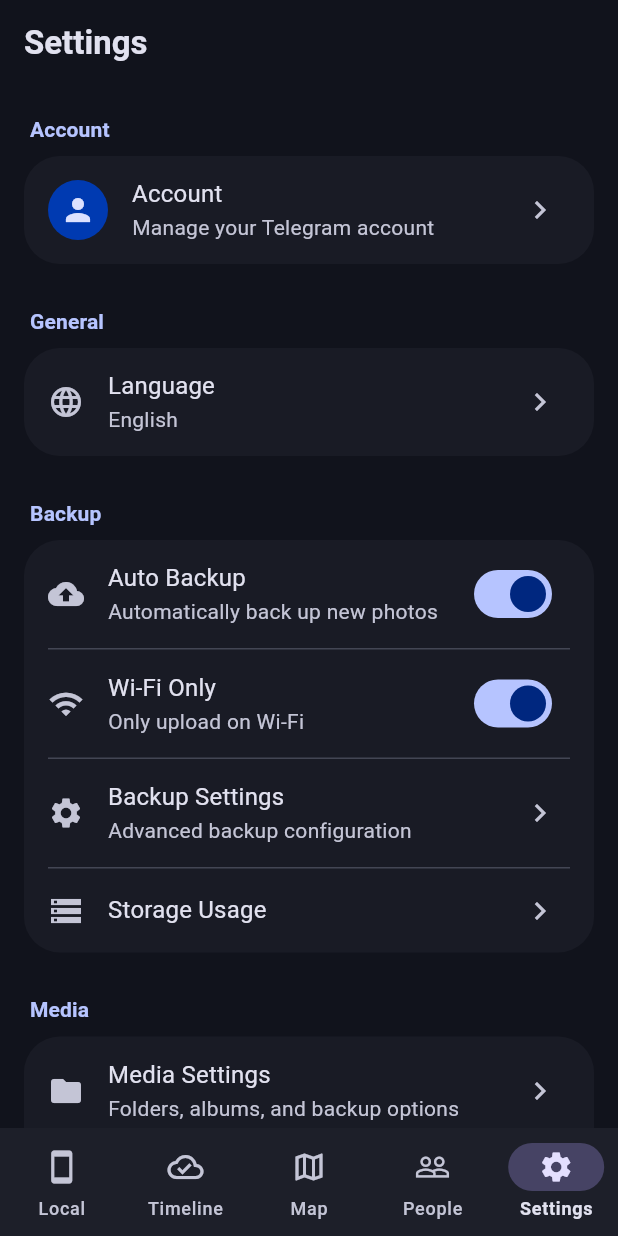
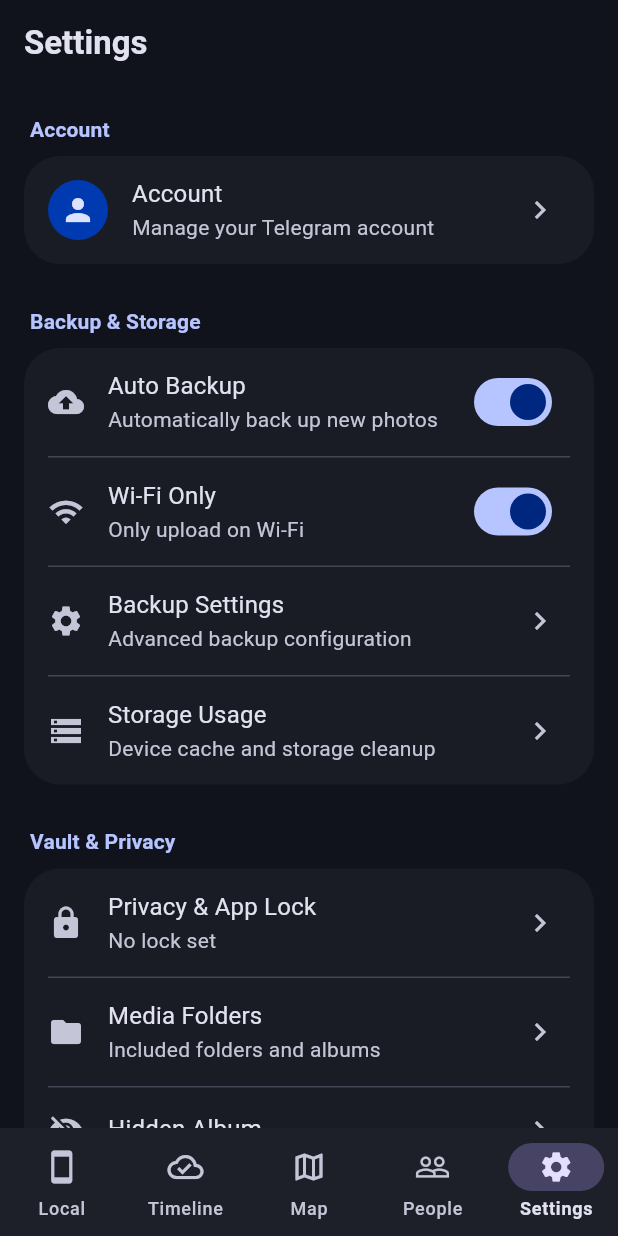
Before and after one commit to FakeAbid11/LumoVault, a Flutter app: the SettingsScreen screen opened by its route, on a phone screen of 412 x 824 dp. Run offline on Flutter 3.47's test engine with Material 3 defaults, Android fonts, the phone set to English and light mode, and no system bars; drawn by our look-alikes of dynamic_color; our stand-ins replace battery_plus, connectivity_plus, convert, device_info_plus, drift, flutter_local_notifications and 13 more; missing offline and left inert: flutter_map_marker_cluster, flutter_onnxruntime, photo_manager, sqlite3, tdlib, workmanager and 1 more; accounts and stored records are empty; generated files the repository leaves out were written again; statements that could not run were skipped.

Commit message:
feat(settings): reorganize settings into 5 cohesive Material 3 groups

```diff
--- a/lib/features/settings/presentation/screens/settings_screen.dart
+++ b/lib/features/settings/presentation/screens/settings_screen.dart
@@ -6,7 +6,7 @@ import '../../../../shared/widgets/settings_section_card.dart';
 import '../../data/models/app_settings.dart';
 import '../providers/settings_providers.dart';
 
-/// Main settings screen — navigation hub for all settings categories.
+/// Main settings screen — modern Material 3 navigation hub.
 class SettingsScreen extends ConsumerWidget {
   const SettingsScreen({super.key});
 
@@ -17,8 +17,9 @@ class SettingsScreen extends ConsumerWidget {
     return Scaffold(
       appBar: AppBar(title: const Text('Settings')),
       body: ListView(
+        padding: const EdgeInsets.only(top: 4, bottom: 32),
         children: [
-          const SizedBox(height: 4),
+          // ── Account Section ──
           SettingsSectionCard(
             title: 'Account',
             children: [
@@ -31,20 +32,10 @@ class SettingsScreen extends ConsumerWidget {
               ),
             ],
           ),
+
+          // ── Backup & Storage Section ──
           SettingsSectionCard(
-            title: 'General',
-            children: [
-              ListTile(
-                leading: const Icon(Icons.language),
-                title: const Text('Language'),
-                subtitle: Text(_languageName(settings.languageCode)),
-                trailing: const Icon(Icons.chevron_right),
-                onTap: () => context.push('/settings/general'),
-              ),
-            ],
-          ),
-          SettingsSectionCard(
-            title: 'Backup',
+            title: 'Backup & Storage',
             children: [
               SwitchListTile(
                 secondary: const Icon(Icons.backup),
@@ -78,18 +69,28 @@ class SettingsScreen extends ConsumerWidget {
               ListTile(
                 leading: const Icon(Icons.storage),
                 title: const Text('Storage Usage'),
+                subtitle: const Text('Device cache and storage cleanup'),
                 trailing: const Icon(Icons.chevron_right),
                 onTap: () => context.push('/settings/storage'),
               ),
             ],
           ),
+
+          // ── Vault & Privacy Section ──
           SettingsSectionCard(
-            title: 'Media',
+            title: 'Vault & Privacy',
             children: [
               ListTile(
+                leading: const Icon(Icons.lock),
+                title: const Text('Privacy & App Lock'),
+                subtitle: Text(_privacyStatus(settings)),
+                trailing: const Icon(Icons.chevron_right),
+                onTap: () => context.push('/settings/privacy'),
+              ),
+              ListTile(
                 leading: const Icon(Icons.folder),
-                title: const Text('Media Settings'),
-                subtitle: const Text('Folders, albums, and backup options'),
+                title: const Text('Media Folders'),
+                subtitle: const Text('Included folders and albums'),
                 trailing: const Icon(Icons.chevron_right),
                 onTap: () => context.push('/settings/media'),
               ),
@@ -113,8 +114,10 @@ class SettingsScreen extends ConsumerWidget {
               ),
             ],
           ),
+
+          // ── Preferences Section ──
           SettingsSectionCard(
-            title: 'Appearance',
+            title: 'Preferences',
             children: [
               ListTile(
                 leading: const Icon(Icons.palette),
@@ -123,23 +126,13 @@ class SettingsScreen extends ConsumerWidget {
                 trailing: const Icon(Icons.chevron_right),
                 onTap: () => context.push('/settings/appearance'),
               ),
-            ],
-          ),
-          SettingsSectionCard(
-            title: 'Privacy',
-            children: [
               ListTile(
-                leading: const Icon(Icons.lock),
-                title: const Text('Privacy'),
-                subtitle: Text(_privacyStatus(settings)),
+                leading: const Icon(Icons.language),
+                title: const Text('Language'),
+                subtitle: Text(_languageName(settings.languageCode)),
                 trailing: const Icon(Icons.chevron_right),
-                onTap: () => context.push('/settings/privacy'),
+                onTap: () => context.push('/settings/general'),
               ),
-            ],
-          ),
-          SettingsSectionCard(
-            title: 'Notifications',
-            children: [
               ListTile(
                 leading: const Icon(Icons.notifications),
                 title: const Text('Notifications'),
@@ -148,9 +141,17 @@ class SettingsScreen extends ConsumerWidget {
               ),
             ],
           ),
+
+          // ── About & System Section ──
           SettingsSectionCard(
-            title: 'Developer',
+            title: 'About & System',
             children: [
+              ListTile(
+                leading: const Icon(Icons.info_outline),
+                title: const Text('About LumoVault'),
+                trailing: const Icon(Icons.chevron_right),
+                onTap: () => context.push('/settings/about'),
+              ),
               ListTile(
                 leading: const Icon(Icons.code),
                 title: const Text('Developer Options'),
@@ -160,18 +161,6 @@ class SettingsScreen extends ConsumerWidget {
               ),
             ],
           ),
-          SettingsSectionCard(
-            title: 'About',
-            children: [
-              ListTile(
-                leading: const Icon(Icons.info_outline),
-                title: const Text('About LumoVault'),
-                trailing: const Icon(Icons.chevron_right),
-                onTap: () => context.push('/settings/about'),
-              ),
-            ],
-          ),
-          const SizedBox(height: 32),
         ],
       ),
     );
```
Also changed, not shown: 1 other file.
